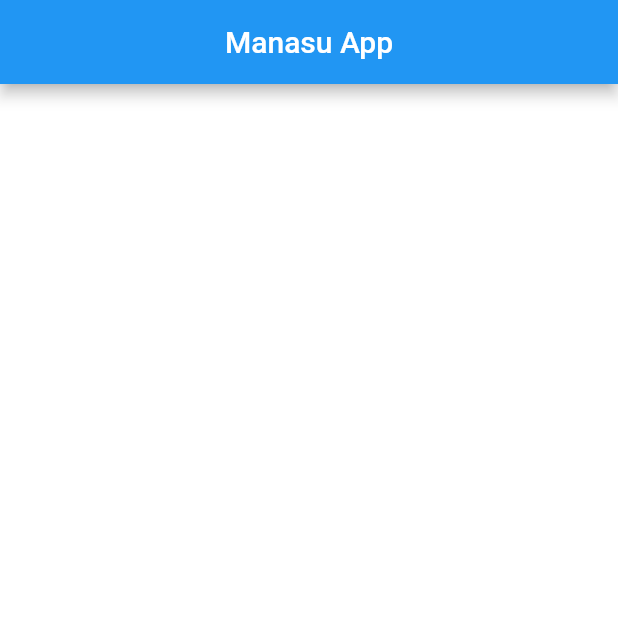
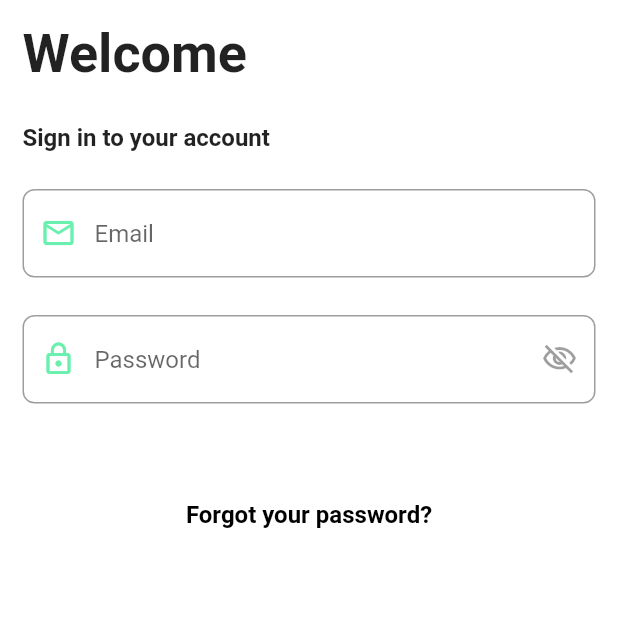
Before and after one commit to itsmohsin/manasuApp, a Flutter app: the screen it shows after launch, on a phone screen of 412 x 824 dp, the top half of it. Run offline on Flutter 3.47's test engine with Material 2 defaults, Android fonts, the phone set to English and light mode, and no system bars.

Commit message:
added authpage and login components

```diff
--- /dev/null
+++ b/lib/components/login_form.dart
@@ -0,0 +1,68 @@
+import 'package:flutter/material.dart';
+import 'package:manasu/utils/config.dart';
+
+class LoginForm extends StatefulWidget {
+  const LoginForm({super.key});
+
+  @override
+  State<LoginForm> createState() => _LoginFormState();
+}
+
+class _LoginFormState extends State<LoginForm> {
+  final _formKey = GlobalKey<FormState>();
+  final _emailController = TextEditingController();
+  final _passwordController = TextEditingController();
+  bool obsecurePass = true;
+  @override
+  Widget build(BuildContext context) {
+    return Form(
+      key: _formKey,
+      child: Column(
+        mainAxisAlignment: MainAxisAlignment.start,
+        children: <Widget>[
+          TextFormField(
+            controller: _emailController,
+            keyboardType: TextInputType.emailAddress,
+            decoration: const InputDecoration(
+              labelText: 'Email',
+              hintText: 'Email Address',
+              alignLabelWithHint: true,
+              prefixIcon: Icon(Icons.email_outlined),
+              prefixIconColor: Config.primaryColor,
+            ),
+          ),
+          Config.spaceSmall,
+          TextFormField(
+            controller: _passwordController,
+            keyboardType: TextInputType.visiblePassword,
+            cursorColor: Config.primaryColor,
+            obscureText: obsecurePass,
+            decoration: InputDecoration(
+                labelText: 'Password',
+                hintText: 'Password',
+                alignLabelWithHint: true,
+                prefixIcon: const Icon(Icons.lock_outline),
+                prefixIconColor: Config.primaryColor,
+                suffixIcon: IconButton(
+                    onPressed: () {
+                      setState(() {
+                        obsecurePass = !obsecurePass;
+                      });
+                    },
+                    icon: obsecurePass
+                        ? const Icon(
+                            Icons.visibility_off_outlined,
+                            color: Colors.black38,
+                          )
+                        : const Icon(
+                            Icons.visibility_outlined,
+                            color: Config.primaryColor,
+                          ))),
+          ),
+          Config.spaceSmall,
+          // login button
+        ],
+      ),
+    );
+  }
+}
--- a/lib/main.dart
+++ b/lib/main.dart
@@ -1,4 +1,6 @@
 import 'package:flutter/material.dart';
+import 'package:manasu/main_layout.dart';
+import 'package:manasu/screens/auth_page.dart';
 import 'package:manasu/utils/config.dart';
 
 void main() {
@@ -43,29 +45,10 @@ class MyApp extends StatelessWidget {
       routes: {
         // this is initial route of the application
         // which is the auth page (login and signup)
+        '/': (context) => const AuthPage(),
+        // this is for main layout after login
+        'main': (context) => const MainLayout()
       },
-      home: const MyHomePage(),
     );
   }
 }
-
-class MyHomePage extends StatefulWidget {
-  const MyHomePage({
-    super.key,
-  });
-
-  @override
-  State<MyHomePage> createState() => _MyHomePageState();
-}
-
-class _MyHomePageState extends State<MyHomePage> {
-  @override
-  Widget build(BuildContext context) {
-    return Scaffold(
-      appBar: AppBar(
-        centerTitle: true, // Align text center
-        title: const Text("Manasu App"),
-      ),
-    );
-  }
-}
--- /dev/null
+++ b/lib/main_layout.dart
@@ -0,0 +1,15 @@
+import 'package:flutter/material.dart';
+
+class MainLayout extends StatefulWidget {
+  const MainLayout({super.key});
+
+  @override
+  State<MainLayout> createState() => _MainLayoutState();
+}
+
+class _MainLayoutState extends State<MainLayout> {
+  @override
+  Widget build(BuildContext context) {
+    return Scaffold();
+  }
+}
--- /dev/null
+++ b/lib/screens/auth_page.dart
@@ -0,0 +1,65 @@
+import 'package:flutter/material.dart';
+import 'package:manasu/components/login_form.dart';
+import 'package:manasu/utils/config.dart';
+import 'package:manasu/utils/text.dart';
+
+class AuthPage extends StatefulWidget {
+  const AuthPage({super.key});
+
+  @override
+  State<AuthPage> createState() => _AuthPageState();
+}
+
+class _AuthPageState extends State<AuthPage> {
+  @override
+  Widget build(BuildContext context) {
+    Config().init(context);
+    // build login text field
+    return Scaffold(
+        body: Padding(
+      padding: const EdgeInsets.symmetric(
+        horizontal: 15,
+        vertical: 15,
+      ),
+      child: SafeArea(
+        child: Column(
+          mainAxisAlignment: MainAxisAlignment.start,
+          crossAxisAlignment: CrossAxisAlignment.start,
+          children: <Widget>[
+            Text(
+              AppText.enText['welcome_text']!,
+              style: const TextStyle(
+                fontSize: 36,
+                fontWeight: FontWeight.bold,
+              ),
+            ),
+            Config.spaceSmall,
+            Text(
+              AppText.enText['signIn_text']!,
+              style: const TextStyle(
+                fontSize: 16,
+                fontWeight: FontWeight.bold,
+              ),
+            ),
+            Config.spaceSmall,
+            LoginForm(), // login components
+            Config.spaceSmall,
+            Center(
+              child: TextButton(
+                onPressed: () {},
+                child: Text(
+                  AppText.enText['forgot_password']!,
+                  style: const TextStyle(
+                    fontSize: 16,
+                    fontWeight: FontWeight.bold,
+                    color: Colors.black,
+                  ),
+                ),
+              ),
+            ),
+          ],
+        ),
+      ),
+    ));
+  }
+}
--- a/lib/utils/text.dart
+++ b/lib/utils/text.dart
@@ -8,7 +8,7 @@ class AppText {
     'register_text':
         'You can easilly sign up, and connect to the Doctors nearby',
     'signUp_text': 'Don\'t have an account?',
-    'social-login': 'Or continue with social account',
+    'social_login': 'Or continue with social account',
     'forgot_password': 'Forgot your password?',
   };
 }
```
Also changed, not shown: lib/components/button.dart (added).
